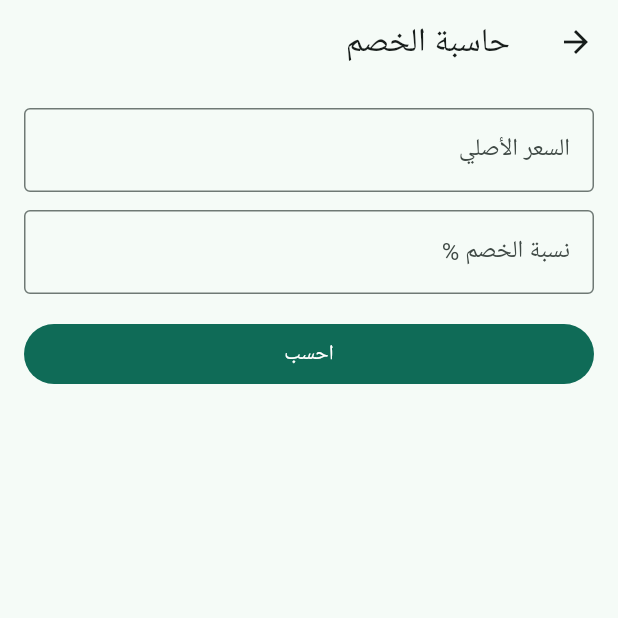
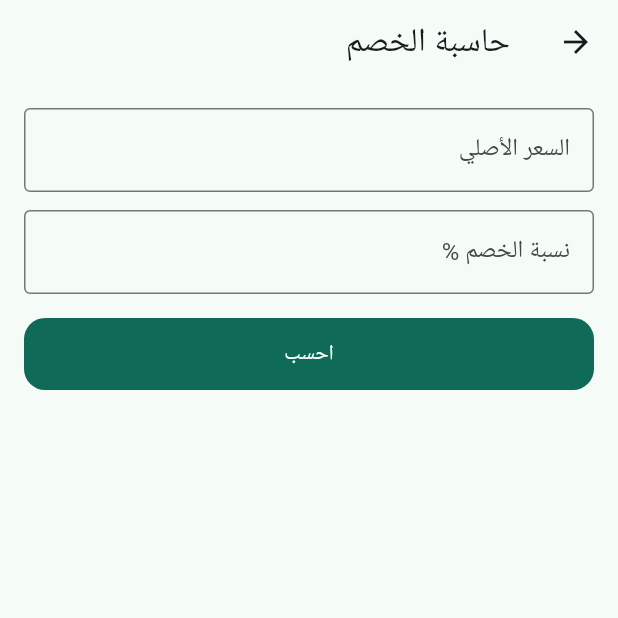
Before and after one commit to khalidalbarqi20/my-tools, a Flutter app: the screen it shows after launch, after a tap on "حاسبة الخصم", on a phone screen of 412 x 824 dp, the top half of it. Run offline on Flutter 3.47's test engine with Material 3 defaults, Android fonts, the phone set to English and light mode, and no system bars.

Commit message:
phase 2: theme, navigation, categories

```diff
--- /dev/null
+++ b/lib/core/categories.dart
@@ -0,0 +1,24 @@
+import 'package:flutter/material.dart';
+import 'registry.dart';
+
+class ToolCategory {
+  final String id, nameAr, nameEn;
+  final IconData icon;
+  const ToolCategory(this.id, this.nameAr, this.nameEn, this.icon);
+}
+
+const categories = [
+  ToolCategory('calc', 'الحسابات', 'Calculators', Icons.calculate_outlined),
+  ToolCategory('convert', 'التحويلات', 'Converters', Icons.swap_horiz),
+  ToolCategory('pdf', 'PDF', 'PDF', Icons.picture_as_pdf_outlined),
+  ToolCategory('image', 'الصور', 'Images', Icons.image_outlined),
+  ToolCategory('qr', 'QR', 'QR', Icons.qr_code_2),
+  ToolCategory('time', 'الوقت', 'Time', Icons.timer_outlined),
+  ToolCategory('text', 'النصوص', 'Text', Icons.text_fields),
+  ToolCategory('device', 'الجهاز', 'Device', Icons.phone_android),
+  ToolCategory('random', 'عشوائي', 'Random', Icons.casino_outlined),
+];
+
+/// الأقسام التي فيها أدوات فقط.
+List<ToolCategory> activeCategories() =>
+    categories.where((c) => allTools.any((t) => t.category == c.id)).toList();
--- /dev/null
+++ b/lib/core/tool_tile.dart
@@ -0,0 +1,17 @@
+import 'package:flutter/material.dart';
+import 'tool.dart';
+
+class ToolTile extends StatelessWidget {
+  final Tool tool;
+  const ToolTile({super.key, required this.tool});
+  @override
+  Widget build(BuildContext context) {
+    return ListTile(
+      contentPadding: EdgeInsets.zero,
+      leading: Icon(tool.icon),
+      title: Text(tool.nameAr),
+      subtitle: Text(tool.nameEn),
+      onTap: () => Navigator.push(context, MaterialPageRoute(builder: tool.builder)),
+    );
+  }
+}
--- /dev/null
+++ b/lib/features/home/categories_page.dart
@@ -0,0 +1,30 @@
+import 'package:flutter/material.dart';
+import '../../core/categories.dart';
+import '../../core/registry.dart';
+import 'category_page.dart';
+
+class CategoriesPage extends StatelessWidget {
+  const CategoriesPage({super.key});
+  @override
+  Widget build(BuildContext context) {
+    return SafeArea(
+      child: ListView(
+        padding: const EdgeInsets.fromLTRB(16, 24, 16, 24),
+        children: [
+          Text('التصنيفات', style: Theme.of(context).textTheme.headlineMedium),
+          const SizedBox(height: 12),
+          for (final c in activeCategories())
+            ListTile(
+              contentPadding: EdgeInsets.zero,
+              leading: Icon(c.icon),
+              title: Text(c.nameAr),
+              subtitle: Text('${allTools.where((t) => t.category == c.id).length} أدوات'),
+              trailing: const Icon(Icons.chevron_left),
+              onTap: () => Navigator.push(context,
+                  MaterialPageRoute(builder: (_) => CategoryPage(category: c))),
+            ),
+        ],
+      ),
+    );
+  }
+}
--- /dev/null
+++ b/lib/features/home/category_page.dart
@@ -0,0 +1,20 @@
+import 'package:flutter/material.dart';
+import '../../core/categories.dart';
+import '../../core/registry.dart';
+import '../../core/tool_tile.dart';
+
+class CategoryPage extends StatelessWidget {
+  final ToolCategory category;
+  const CategoryPage({super.key, required this.category});
+  @override
+  Widget build(BuildContext context) {
+    final tools = allTools.where((t) => t.category == category.id);
+    return Scaffold(
+      appBar: AppBar(title: Text(category.nameAr)),
+      body: ListView(
+        padding: const EdgeInsets.symmetric(horizontal: 16),
+        children: [for (final t in tools) ToolTile(tool: t)],
+      ),
+    );
+  }
+}
--- /dev/null
+++ b/lib/features/home/home_page.dart
@@ -0,0 +1,90 @@
+import 'package:flutter/material.dart';
+import '../../core/categories.dart';
+import '../../core/registry.dart';
+import '../../core/tool_tile.dart';
+import 'category_page.dart';
+
+class HomePage extends StatefulWidget {
+  const HomePage({super.key});
+  @override
+  State<HomePage> createState() => _HomePageState();
+}
+
+class _HomePageState extends State<HomePage> {
+  String _q = '';
+
+  Widget _title(String s) => Padding(
+      padding: const EdgeInsets.only(bottom: 8),
+      child: Text(s, style: Theme.of(context).textTheme.titleMedium));
+
+  Widget _grid() {
+    final w = MediaQuery.of(context).size.width;
+    final cols = w >= 900 ? 6 : (w >= 600 ? 4 : 3);
+    final cs = Theme.of(context).colorScheme;
+    return GridView.count(
+      crossAxisCount: cols,
+      shrinkWrap: true,
+      physics: const NeverScrollableScrollPhysics(),
+      mainAxisSpacing: 10,
+      crossAxisSpacing: 10,
+      children: [
+        for (final c in activeCategories())
+          InkWell(
+            borderRadius: BorderRadius.circular(18),
+            onTap: () => Navigator.push(context,
+                MaterialPageRoute(builder: (_) => CategoryPage(category: c))),
+            child: Ink(
+              decoration: BoxDecoration(
+                  color: cs.secondaryContainer,
+                  borderRadius: BorderRadius.circular(18)),
+              child: Column(mainAxisAlignment: MainAxisAlignment.center, children: [
+                Icon(c.icon, color: cs.onSecondaryContainer),
+                const SizedBox(height: 8),
+                Text(c.nameAr, style: TextStyle(color: cs.onSecondaryContainer)),
+              ]),
+            ),
+          ),
+      ],
+    );
+  }
+
+  @override
+  Widget build(BuildContext context) {
+    final t = Theme.of(context);
+    final searching = _q.trim().isNotEmpty;
+    final results = allTools.where((x) => x.matches(_q)).toList();
+    return SafeArea(
+      child: ListView(
+        padding: const EdgeInsets.fromLTRB(16, 24, 16, 24),
+        children: [
+          Text('أدواتي اليومية',
+              style: t.textTheme.headlineMedium?.copyWith(fontWeight: FontWeight.w700)),
+          const SizedBox(height: 4),
+          Text('كل أدواتك في مكان واحد',
+              style: t.textTheme.bodyMedium?.copyWith(color: t.colorScheme.onSurfaceVariant)),
+          const SizedBox(height: 16),
+          SearchBar(
+            elevation: const WidgetStatePropertyAll(0),
+            hintText: 'ابحث عن أداة...',
+            leading: const Icon(Icons.search),
+            onChanged: (v) => setState(() => _q = v),
+          ),
+          const SizedBox(height: 20),
+          if (searching) ...[
+            if (results.isEmpty)
+              const Padding(
+                  padding: EdgeInsets.all(32),
+                  child: Center(child: Text('ما لقينا أداة بهذا الاسم'))),
+            for (final x in results) ToolTile(tool: x),
+          ] else ...[
+            _title('الأقسام'),
+            _grid(),
+            const SizedBox(height: 20),
+            _title('كل الأدوات'),
+            for (final x in allTools) ToolTile(tool: x),
+          ],
+        ],
+      ),
+    );
+  }
+}
--- a/lib/main.dart
+++ b/lib/main.dart
@@ -1,6 +1,7 @@
 import 'package:flutter/material.dart';
 import 'package:flutter_localizations/flutter_localizations.dart';
-import 'core/registry.dart';
+import 'navigation/shell.dart';
+import 'theme/app_theme.dart';
 
 void main() => runApp(const MyToolsApp());
 
@@ -18,66 +19,10 @@ class MyToolsApp extends StatelessWidget {
         GlobalWidgetsLocalizations.delegate,
         GlobalCupertinoLocalizations.delegate,
       ],
-      theme: ThemeData(
-          useMaterial3: true, colorSchemeSeed: const Color(0xFF1E6F5C)),
-      darkTheme: ThemeData(
-          useMaterial3: true,
-          brightness: Brightness.dark,
-          colorSchemeSeed: const Color(0xFF1E6F5C)),
+      theme: lightTheme,
+      darkTheme: darkTheme,
       themeMode: ThemeMode.system,
-      home: const HomePage(),
+      home: const Shell(),
     );
   }
 }
-
-class HomePage extends StatefulWidget {
-  const HomePage({super.key});
-  @override
-  State<HomePage> createState() => _HomePageState();
-}
-
-class _HomePageState extends State<HomePage> {
-  String _q = '';
-  @override
-  Widget build(BuildContext context) {
-    final tools = allTools.where((t) => t.matches(_q)).toList();
-    return Scaffold(
-      body: SafeArea(
-        child: Column(children: [
-          Padding(
-            padding: const EdgeInsets.fromLTRB(16, 24, 16, 8),
-            child: Column(crossAxisAlignment: CrossAxisAlignment.start, children: [
-              Text('أدواتي اليومية',
-                  style: Theme.of(context).textTheme.headlineMedium),
-              const SizedBox(height: 4),
-              Text('كل أدواتك في مكان واحد',
-                  style: Theme.of(context).textTheme.bodyMedium),
-              const SizedBox(height: 16),
-              SearchBar(
-                hintText: 'ابحث عن أداة...',
-                leading: const Icon(Icons.search),
-                onChanged: (v) => setState(() => _q = v),
-              ),
-            ]),
-          ),
-          Expanded(
-            child: tools.isEmpty
-                ? const Center(child: Text('ما لقينا أداة بهذا الاسم'))
-                : ListView(
-                    children: [
-                      for (final t in tools)
-                        ListTile(
-                          leading: Icon(t.icon),
-                          title: Text(t.nameAr),
-                          subtitle: Text(t.nameEn),
-                          onTap: () => Navigator.push(
-                              context, MaterialPageRoute(builder: t.builder)),
-                        ),
-                    ],
-                  ),
-          ),
-        ]),
-      ),
-    );
-  }
-}
--- /dev/null
+++ b/lib/navigation/shell.dart
@@ -0,0 +1,35 @@
+import 'package:flutter/material.dart';
+import '../features/home/categories_page.dart';
+import '../features/home/home_page.dart';
+
+class Shell extends StatefulWidget {
+  const Shell({super.key});
+  @override
+  State<Shell> createState() => _ShellState();
+}
+
+class _ShellState extends State<Shell> {
+  int _i = 0;
+  static const _soon = SafeArea(child: Center(child: Text('قريبًا')));
+  @override
+  Widget build(BuildContext context) {
+    return Scaffold(
+      body: IndexedStack(index: _i, children: const [
+        HomePage(),
+        CategoriesPage(),
+        _soon,
+        _soon,
+      ]),
+      bottomNavigationBar: NavigationBar(
+        selectedIndex: _i,
+        onDestinationSelected: (v) => setState(() => _i = v),
+        destinations: const [
+          NavigationDestination(icon: Icon(Icons.home_outlined), selectedIcon: Icon(Icons.home), label: 'الرئيسية'),
+          NavigationDestination(icon: Icon(Icons.grid_view_outlined), selectedIcon: Icon(Icons.grid_view), label: 'التصنيفات'),
+          NavigationDestination(icon: Icon(Icons.star_outline), selectedIcon: Icon(Icons.star), label: 'المفضلة'),
+          NavigationDestination(icon: Icon(Icons.settings_outlined), selectedIcon: Icon(Icons.settings), label: 'الإعدادات'),
+        ],
+      ),
+    );
+  }
+}
--- /dev/null
+++ b/lib/theme/app_theme.dart
@@ -0,0 +1,24 @@
+import 'package:flutter/material.dart';
+
+const _seed = Color(0xFF1E6F5C);
+
+ThemeData _build(Brightness b) {
+  final cs = ColorScheme.fromSeed(seedColor: _seed, brightness: b);
+  final r = BorderRadius.circular(14);
+  return ThemeData(
+    useMaterial3: true,
+    colorScheme: cs,
+    appBarTheme: const AppBarTheme(centerTitle: false, scrolledUnderElevation: 0),
+    inputDecorationTheme: InputDecorationTheme(border: OutlineInputBorder(borderRadius: r)),
+    filledButtonTheme: FilledButtonThemeData(
+        style: FilledButton.styleFrom(
+            minimumSize: const Size.fromHeight(48),
+            shape: RoundedRectangleBorder(borderRadius: r))),
+    outlinedButtonTheme: OutlinedButtonThemeData(
+        style: OutlinedButton.styleFrom(
+            shape: RoundedRectangleBorder(borderRadius: r))),
+  );
+}
+
+final lightTheme = _build(Brightness.light);
+final darkTheme = _build(Brightness.dark);
```
Also changed, not shown: 2 other files.
